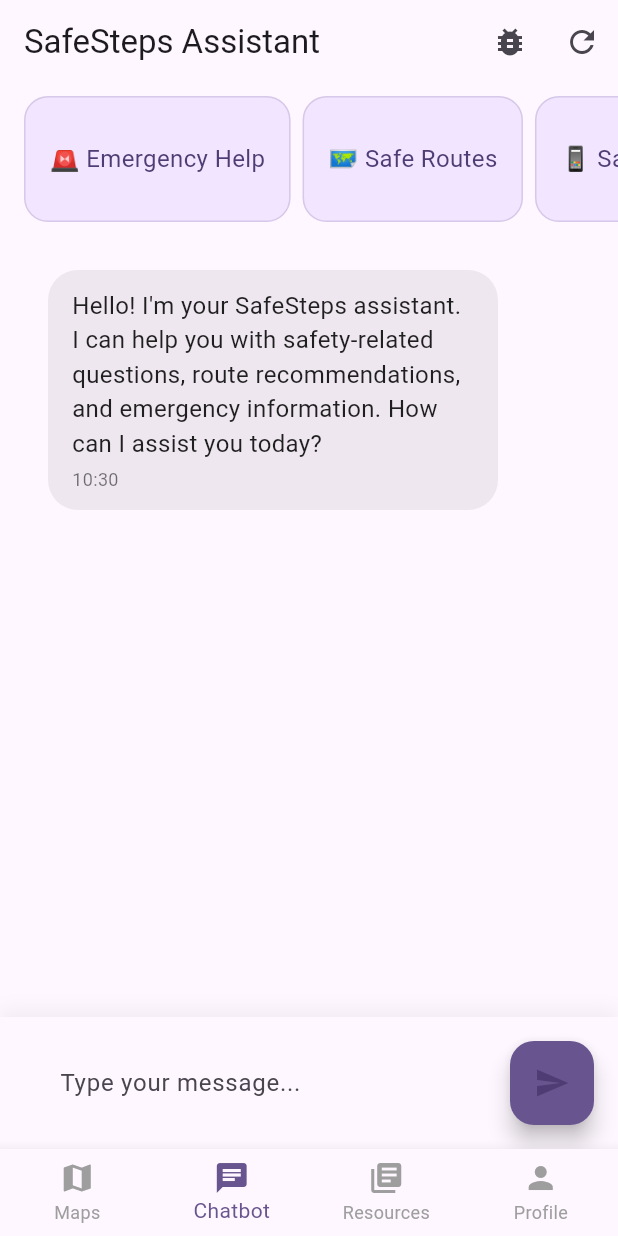
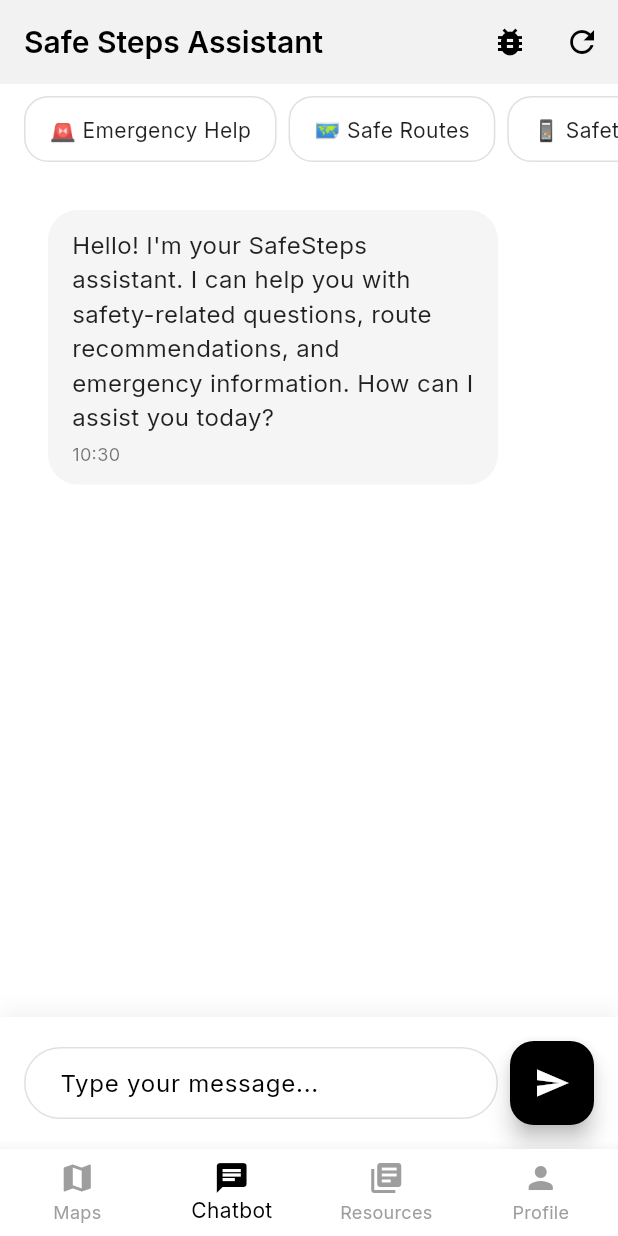
Before and after one commit to vampbrain/SafeSteps, a Flutter app: the screen it shows after launch, item 2 of the bottom bar chosen, on a phone screen of 412 x 824 dp. Run offline on Flutter 3.47's test engine with Material 3 defaults, Android fonts, the phone set to English and light mode, and no system bars; our stand-ins replace google_fonts, google_maps_flutter, location.

Commit message:
changed the design

```diff
--- a/safe_app/lib/main.dart
+++ b/safe_app/lib/main.dart
@@ -1,8 +1,9 @@
 import 'package:flutter/material.dart';
+import 'package:google_fonts/google_fonts.dart';
 import 'pages/home_page.dart';
 
 void main() {
-  runApp(MyApp());
+  runApp(const MyApp());
 }
 
 class MyApp extends StatelessWidget {
@@ -12,12 +13,30 @@ class MyApp extends StatelessWidget {
   Widget build(BuildContext context) {
     return MaterialApp(
       debugShowCheckedModeBanner: false,
-      title: 'SafeSteps+',
+      title: 'Safe Steps',
       theme: ThemeData(
-        colorScheme: ColorScheme.fromSeed(seedColor: Color.fromRGBO(177, 156, 215, 1.0)),
+        colorScheme: const ColorScheme.light(
+          primary: Colors.black,
+          onPrimary: Colors.white,
+          secondary: Colors.grey,
+          surface: Colors.white,
+          background: Colors.white,
+          error: Colors.red,
+        ),
+        textTheme: GoogleFonts.interTextTheme(Theme.of(context).textTheme),
+        appBarTheme: AppBarTheme(
+          backgroundColor: Colors.white,
+          foregroundColor: Colors.black,
+          elevation: 1,
+          titleTextStyle: GoogleFonts.inter(
+            color: Colors.black,
+            fontSize: 20,
+            fontWeight: FontWeight.w600,
+          ),
+        ),
         useMaterial3: true,
       ),
-      home: HomePage(),
+      home: const HomePage(),
     );
   }
 }
--- a/safe_app/lib/pages/chatbot_page.dart
+++ b/safe_app/lib/pages/chatbot_page.dart
@@ -73,7 +73,7 @@ class _ChatbotPageState extends State<ChatbotPage> {
 
   Widget _buildSuggestions() {
     return Container(
-      height: 100,
+      height: 60,
       padding: const EdgeInsets.symmetric(vertical: 8),
       child: ListView.builder(
         scrollDirection: Axis.horizontal,
@@ -92,27 +92,13 @@ class _ChatbotPageState extends State<ChatbotPage> {
                   vertical: 12,
                 ),
                 decoration: BoxDecoration(
-                  color: Theme.of(
-                    context,
-                  ).colorScheme.primaryContainer.withOpacity(0.7),
+                  color: Colors.white,
                   borderRadius: BorderRadius.circular(16),
-                  border: Border.all(
-                    color: Theme.of(
-                      context,
-                    ).colorScheme.primary.withOpacity(0.2),
-                  ),
+                  border: Border.all(color: Colors.black12),
                 ),
-                child: Column(
-                  mainAxisAlignment: MainAxisAlignment.center,
-                  children: [
-                    Text(
-                      suggestion['label']!,
-                      style: TextStyle(
-                        fontSize: 16,
-                        color: Theme.of(context).colorScheme.onPrimaryContainer,
-                      ),
-                    ),
-                  ],
+                child: Text(
+                  suggestion['label']!,
+                  style: const TextStyle(fontSize: 14, color: Colors.black87),
                 ),
               ),
             ),
@@ -134,9 +120,7 @@ class _ChatbotPageState extends State<ChatbotPage> {
         ),
         padding: const EdgeInsets.symmetric(horizontal: 16, vertical: 12),
         decoration: BoxDecoration(
-          color: message.isUser
-              ? Theme.of(context).colorScheme.primary.withOpacity(0.9)
-              : Theme.of(context).colorScheme.secondary.withOpacity(0.1),
+          color: message.isUser ? Colors.black : Colors.grey.shade100,
           borderRadius: BorderRadius.circular(20),
         ),
         child: Column(
@@ -153,9 +137,7 @@ class _ChatbotPageState extends State<ChatbotPage> {
             Text(
               '${message.timestamp.hour}:${message.timestamp.minute.toString().padLeft(2, '0')}',
               style: TextStyle(
-                color: message.isUser
-                    ? Colors.white.withOpacity(0.7)
-                    : Colors.black54,
+                color: message.isUser ? Colors.white70 : Colors.black54,
                 fontSize: 12,
               ),
             ),
@@ -169,7 +151,7 @@ class _ChatbotPageState extends State<ChatbotPage> {
   Widget build(BuildContext context) {
     return Scaffold(
       appBar: AppBar(
-        title: const Text('SafeSteps Assistant'),
+        title: const Text('Safe Steps Assistant'),
         actions: [
           IconButton(
             icon: const Icon(Icons.bug_report),
@@ -185,7 +167,7 @@ class _ChatbotPageState extends State<ChatbotPage> {
                     ),
                     backgroundColor: response?.startsWith('Error:') ?? false
                         ? Colors.red
-                        : Colors.green,
+                        : Colors.black,
                   ),
                 );
               } catch (e) {
@@ -229,7 +211,7 @@ class _ChatbotPageState extends State<ChatbotPage> {
           ),
           Container(
             decoration: BoxDecoration(
-              color: Theme.of(context).scaffoldBackgroundColor,
+              color: Colors.white,
               boxShadow: [
                 BoxShadow(
                   color: Colors.black.withOpacity(0.05),
@@ -249,10 +231,18 @@ class _ChatbotPageState extends State<ChatbotPage> {
                         hintText: 'Type your message...',
                         border: OutlineInputBorder(
                           borderRadius: BorderRadius.circular(25),
-                          borderSide: BorderSide.none,
+                          borderSide: const BorderSide(color: Colors.black12),
+                        ),
+                        enabledBorder: OutlineInputBorder(
+                          borderRadius: BorderRadius.circular(25),
+                          borderSide: const BorderSide(color: Colors.black12),
+                        ),
+                        focusedBorder: OutlineInputBorder(
+                          borderRadius: BorderRadius.circular(25),
+                          borderSide: const BorderSide(color: Colors.black),
                         ),
                         filled: true,
-                        fillColor: Theme.of(context).colorScheme.surface,
+                        fillColor: Colors.white,
                         contentPadding: const EdgeInsets.symmetric(
                           horizontal: 20,
                           vertical: 10,
@@ -272,7 +262,7 @@ class _ChatbotPageState extends State<ChatbotPage> {
                         onPressed: _chatController.isLoading
                             ? null
                             : () => _sendMessage(),
-                        backgroundColor: Theme.of(context).colorScheme.primary,
+                        backgroundColor: Colors.black,
                         child: _chatController.isLoading
                             ? const SizedBox(
                                 width: 24,
--- a/safe_app/pubspec.yaml
+++ b/safe_app/pubspec.yaml
@@ -1,4 +1,4 @@
-name: map
+name: safe_app
 description: "A new Flutter project."
 publish_to: 'none'
 
@@ -12,7 +12,8 @@ dependencies:
     sdk: flutter
   google_maps_flutter: ^2.5.0
   location: ^5.0.3
-  http: ^0.13.5
+  http: ^1.4.0
+  google_fonts: ^6.1.0
 
 dev_dependencies:
   flutter_test:
```
Also changed, not shown: safe_app/pubspec.lock.
